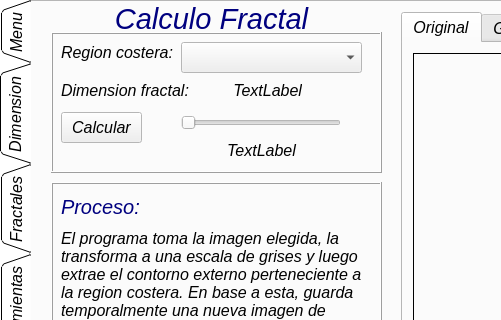
EstebanC99/Fractales, file Interfaz/Interface.ui: the form before one commit; both pictures show x 0 to 501 and y 0 to 320 of the 800 by 565 pixel window.
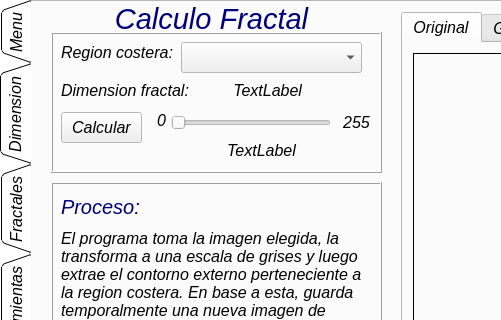
The form after the commit. The open tabs and pages were chosen to show the change. Icons and pictures are not drawn.

```diff
--- a/Interfaz/Interface.ui
+++ b/Interfaz/Interface.ui
@@ -530,7 +530,7 @@
       <widget class="QSlider" name="horizontalSlider">
        <property name="geometry">
         <rect>
-         <x>130</x>
+         <x>120</x>
          <y>80</y>
          <width>160</width>
          <height>22</height>
@@ -562,6 +562,38 @@
         <set>Qt::AlignCenter</set>
        </property>
       </widget>
+      <widget class="QLabel" name="labelColor_2">
+       <property name="geometry">
+        <rect>
+         <x>100</x>
+         <y>80</y>
+         <width>21</width>
+         <height>16</height>
+        </rect>
+       </property>
+       <property name="text">
+        <string>0</string>
+       </property>
+       <property name="alignment">
+        <set>Qt::AlignCenter</set>
+       </property>
+      </widget>
+      <widget class="QLabel" name="labelColor_3">
+       <property name="geometry">
+        <rect>
+         <x>290</x>
+         <y>80</y>
+         <width>31</width>
+         <height>20</height>
+        </rect>
+       </property>
+       <property name="text">
+        <string>255</string>
+       </property>
+       <property name="alignment">
+        <set>Qt::AlignCenter</set>
+       </property>
+      </widget>
      </widget>
      <widget class="QTabWidget" name="tabWidget_2">
       <property name="geometry">
```
Left out of the diff: 2 changed lines with no effect on the pictures.
